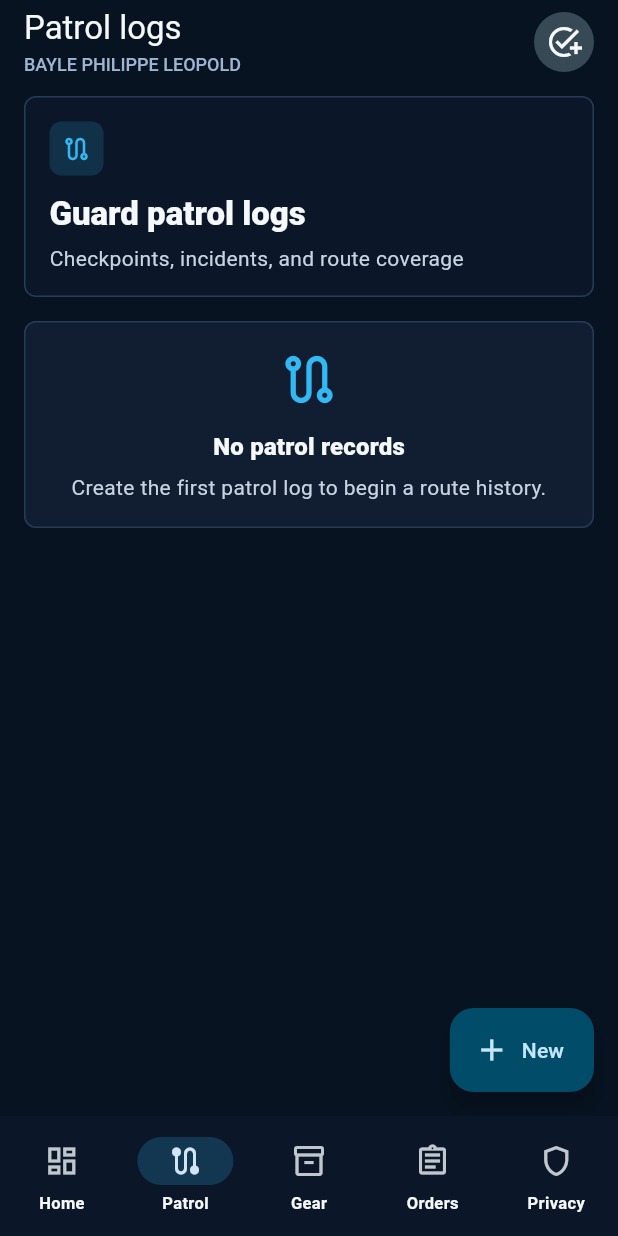
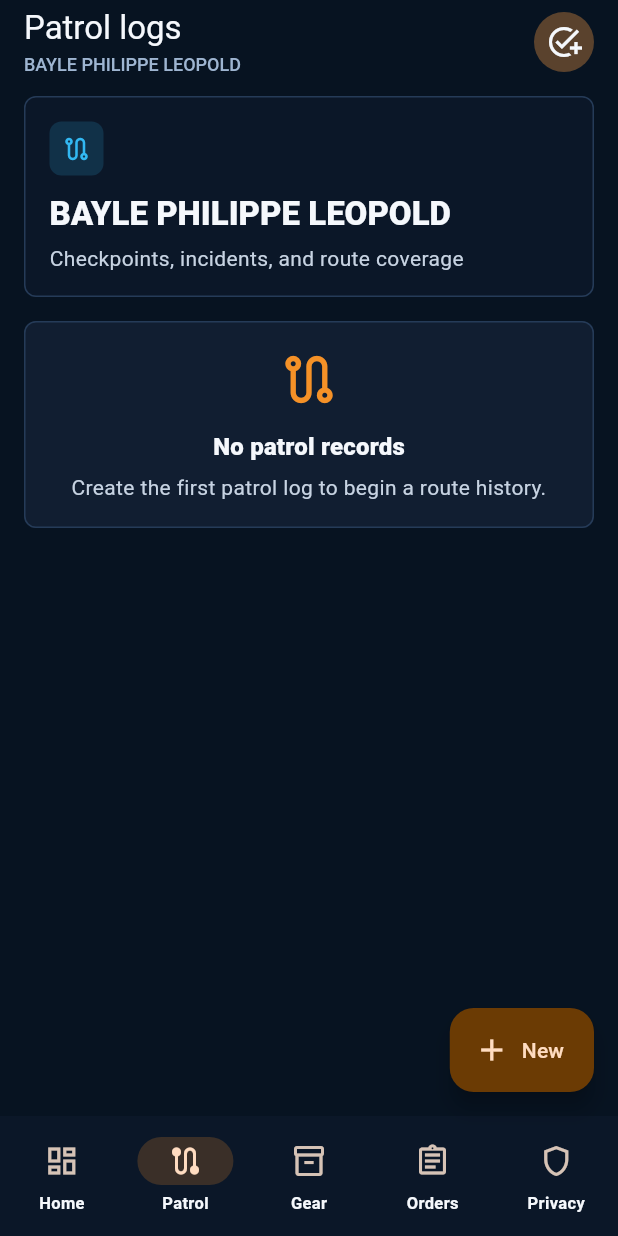
Before and after one commit to EOOrga/68d9d0fd1299230338cc81fd, a Flutter app: the screen it shows after launch, item 2 of the bottom bar chosen, on a phone screen of 412 x 824 dp. Run offline on Flutter 3.47's test engine with Material 3 defaults, Android fonts, the phone set to English and light mode, and no system bars; our stand-ins replace shared_preferences.

Commit message:
Create Flutter variant com.bencharki.baylephilippeleopold

```diff
--- a/lib/main.dart
+++ b/lib/main.dart
@@ -28,9 +28,9 @@ class BayleOpsApp extends StatelessWidget {
 }
 
 ThemeData _buildTheme() {
-  const primary = Color(0xFF32B8F2);
-  const secondary = Color(0xFF16C7A6);
-  const tertiary = Color(0xFFF4B727);
+  const primary = Color(0xFFF59127);
+  const secondary = Color(0xFF27F52A);
+  const tertiary = Color(0xFFF527F2);
   const purple = Color(0xFF8E63F2);
   const surface = Color(0xFF101B2D);
   const background = Color(0xFF071321);
@@ -355,7 +355,7 @@ class _OperationsShellState extends State<OperationsShell> {
     final pages = <Widget>[
       DashboardScreen(records: _records, onOpenRecord: _openDetail),
       KindRecordsScreen(
-        title: 'Guard patrol logs',
+        title: 'BAYLE PHILIPPE LEOPOLD',
         subtitle: 'Checkpoints, incidents, and route coverage',
         emptyText: 'Create the first patrol log to begin a route history.',
         kinds: const [RecordKind.patrolLog],
--- a/pubspec.yaml
+++ b/pubspec.yaml
@@ -1,4 +1,4 @@
-name: bayle_ops
+name: baylephilippeleopold
 description: "Local operations workspace for guard patrols, equipment, procurement, and supply ordering."
 publish_to: 'none'
 version: 1.0.0+1
@@ -26,6 +26,6 @@ flutter:
 flutter_launcher_icons:
   android: true
   image_path: "docs/icon.png"
-  adaptive_icon_background: "#071321"
-  adaptive_icon_foreground: "docs/icon.png"
+  adaptive_icon_background: "#F527F2"
+  adaptive_icon_foreground: docs/icon.png
   remove_alpha_android: true
```
Also changed, not shown: docs/icon.png, 10 other files.
